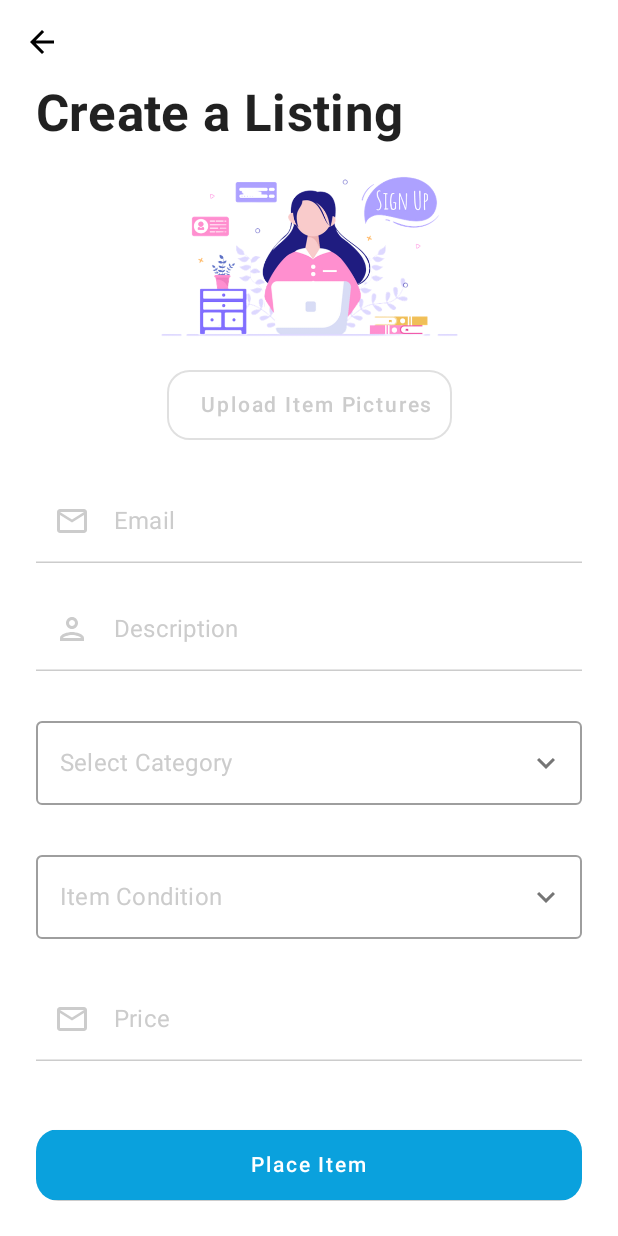
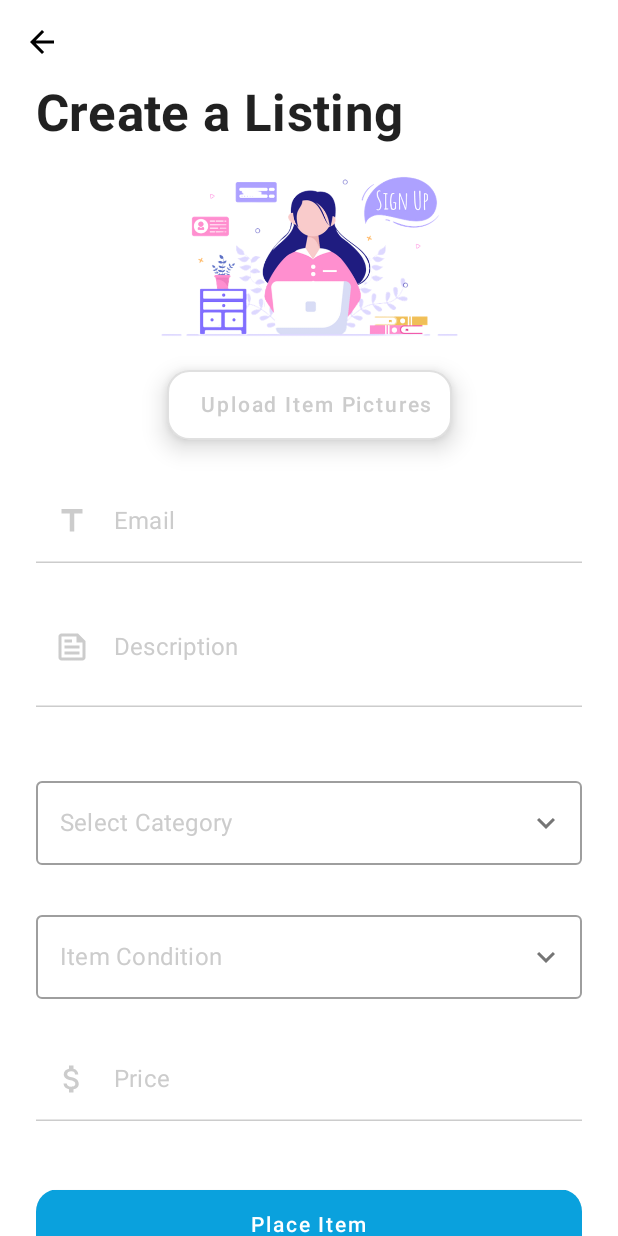
Before and after one commit to sudeera1153/N-Bay, an Android app built with Jetpack Compose: the @Preview function DefaultPreview3, on a phone screen of 412 x 824 dp. Run offline under Robolectric (Android 15) with nearby library versions, the phone set to English and light mode, and no system bars.

Commit message:
Updated CreateListingScreen
Added Button Elevation

```diff
--- a/app/src/main/java/com/takg/nbay/components/DropDownMenu.kt
+++ b/app/src/main/java/com/takg/nbay/components/DropDownMenu.kt
@@ -26,7 +26,7 @@ import androidx.compose.ui.unit.toSize
 fun CategoryDropDown() {
 
     var expanded by remember { mutableStateOf(false) }
-    val categorysuggestions = listOf("Apparel", "Electronics", "Jobs & Recruitments", "Acomodation","Educational","More")
+    val categorysuggestions = listOf("Apparel", "Electronics", "Jobs & Recruitments", "Accommodations","Educational","More")
 
     var selectedText by remember { mutableStateOf("") }
 
--- a/app/src/main/java/com/takg/nbay/ui/screens/listings/CreateListingScreen.kt
+++ b/app/src/main/java/com/takg/nbay/ui/screens/listings/CreateListingScreen.kt
@@ -9,10 +9,10 @@ import androidx.compose.foundation.shape.RoundedCornerShape
 import androidx.compose.foundation.text.KeyboardOptions
 import androidx.compose.foundation.verticalScroll
 import androidx.compose.material.*
+import androidx.compose.material.ButtonDefaults.elevation
 import androidx.compose.material.icons.Icons
 import androidx.compose.material.icons.filled.ArrowBack
-import androidx.compose.material.icons.outlined.Email
-import androidx.compose.material.icons.outlined.Person
+import androidx.compose.material.icons.outlined.*
 import androidx.compose.runtime.*
 import androidx.compose.ui.Alignment
 import androidx.compose.ui.Modifier
@@ -77,7 +77,8 @@ fun CreateListing(navHost: NavController){
                 onClick = {},
                 modifier = Modifier.width(190.dp),
                 contentPadding = PaddingValues(vertical = 15.dp),
-                shape = RoundedCornerShape(15.dp)
+                shape = RoundedCornerShape(15.dp),
+                elevation = elevation(10.dp)
             ) {
                 /*Image(painter = painterResource(id = R.drawable.socialbutton_google),
                     contentDescription = "GoogleLogo",
@@ -85,7 +86,7 @@ fun CreateListing(navHost: NavController){
                 Text(
                     "Upload Item Pictures",
                     color = Color.LightGray,
-                    modifier = Modifier.padding(start = 10.dp)
+                    modifier = Modifier.padding(start = 10.dp),
                 )}
             PrimaryTextField(
                 value = item_title,
@@ -101,14 +102,15 @@ fun CreateListing(navHost: NavController){
                 label = {
                     Text(text = "Email", color = Color.LightGray)
                 },
-                leadingIcon = { Icon(Icons.Outlined.Email, contentDescription = "Email Icon") },
+                leadingIcon = { Icon(Icons.Outlined.Title, contentDescription = "Email Icon") },
                 onValueChange = { item_title = it },
             )
             PrimaryTextField(
                 value = item_desc,
                 modifier = Modifier
                     .fillMaxWidth()
-                    .padding(top = 16.dp),
+                    .padding(top = 16.dp, bottom = 16.dp)
+                    .height(80.dp),
                 keyboardOptions = KeyboardOptions(
                     imeAction = ImeAction.Done,
                     keyboardType = KeyboardType.Email
@@ -116,9 +118,9 @@ fun CreateListing(navHost: NavController){
                 singleLine = true,
                 maxLines = 1,
                 label = {
-                    Text(text = "Description", color = Color.LightGray)
+                    Text(text = "Description", color = Color.LightGray, modifier = Modifier.align(Alignment.CenterHorizontally))
                 },
-                leadingIcon = {Icon(Icons.Outlined.Person, contentDescription = "Username Icon") },
+                leadingIcon = {Icon(Icons.Outlined.Feed, contentDescription = "Username Icon", modifier = Modifier.align(Alignment.CenterHorizontally)) },
                 onValueChange = {item_desc=it},
             )
             CategoryDropDown()
@@ -137,7 +139,7 @@ fun CreateListing(navHost: NavController){
                 label = {
                     Text(text = "Price", color = Color.LightGray)
                 },
-                leadingIcon = { Icon(Icons.Outlined.Email, contentDescription = "Email Icon") },
+                leadingIcon = { Icon(Icons.Outlined.AttachMoney, contentDescription = "Email Icon") },
                 onValueChange = { item_price = it },)
 
                 Button(onClick = {},
```
